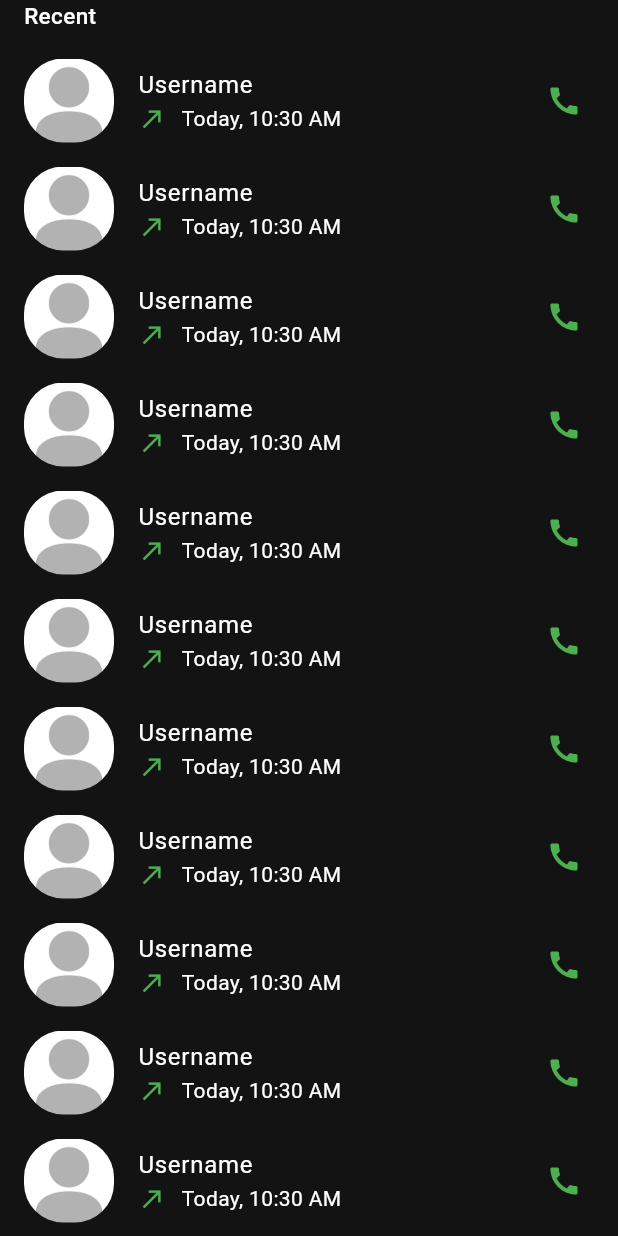
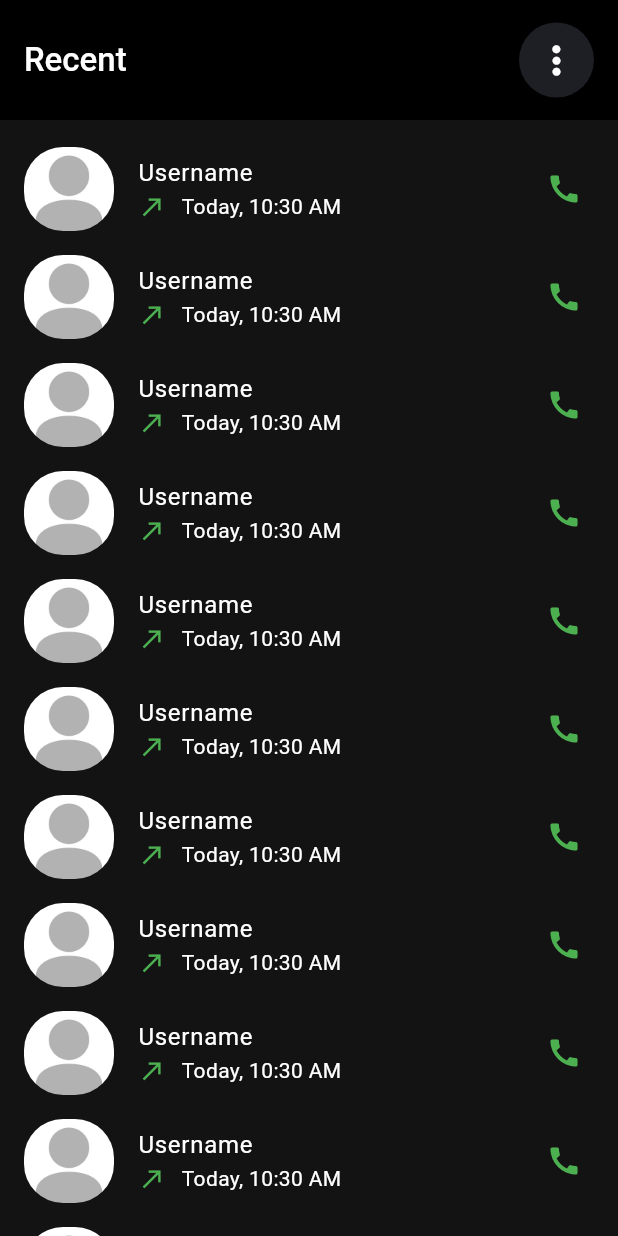
Before and after one commit to rim4j/whats_app_clone, a Flutter app: the CallsHistoryPage screen opened directly, on a phone screen of 412 x 824 dp. Run offline on Flutter 3.47's test engine with Material 3 defaults, Android fonts, the phone set to English and light mode, and no system bars; our stand-ins replace cached_network_image, flutter_bloc, flutter_spinkit, font_awesome_flutter, get_time_ago, google_fonts and 3 more; missing offline and left inert: country_pickers, flutter_pin_code_fields, scale_button.

```diff
--- a/lib/config/routes/route_names.dart
+++ b/lib/config/routes/route_names.dart
@@ -7,4 +7,6 @@ class RouteNames {
   static const initProfilePage = "initProfilePage";
   static const homePage = "homePage";
   static const settingsPage = "settingsPage";
+  static const myStatusPage = "myStatusPage";
+  static const callContactsPage = "callContactsPage";
 }
--- a/lib/features/call/presentation/pages/calls_history_page.dart
+++ b/lib/features/call/presentation/pages/calls_history_page.dart
@@ -1,8 +1,11 @@
 import 'package:flutter/material.dart';
+import 'package:font_awesome_flutter/font_awesome_flutter.dart';
 import 'package:whats_app_clone/common/constants/dimens.dart';
 import 'package:whats_app_clone/common/utils/format_date.dart';
 import 'package:whats_app_clone/common/widgets/profile_widget.dart';
+import 'package:whats_app_clone/config/routes/route_names.dart';
 import 'package:whats_app_clone/config/theme/app_styles.dart';
+import 'package:whats_app_clone/features/chats/presentation/widgets/icon_button_app.dart';
 
 class CallsHistoryPage extends StatelessWidget {
   const CallsHistoryPage({super.key});
@@ -13,21 +16,60 @@ class CallsHistoryPage extends StatelessWidget {
 
     return Scaffold(
       backgroundColor: colorScheme.background,
+      appBar: AppBar(
+        automaticallyImplyLeading: false,
+        backgroundColor: Colors.black,
+        elevation: 0,
+        toolbarHeight: 80,
+        title: Row(
+          mainAxisAlignment: MainAxisAlignment.spaceBetween,
+          children: [
+            Text("Recent", style: robotoMedium),
+            Container(
+              width: 50,
+              height: 50,
+              decoration: BoxDecoration(
+                borderRadius: BorderRadius.circular(50),
+                color: colorScheme.onPrimary.withAlpha(50),
+              ),
+              child: PopupMenuButton<String>(
+                splashRadius: 25,
+                icon: const Icon(FontAwesomeIcons.ellipsisVertical,
+                    color: Colors.white),
+                color: colorScheme.background,
+                onSelected: (value) {},
+                itemBuilder: (BuildContext context) => <PopupMenuEntry<String>>[
+                  PopupMenuItem<String>(
+                    onTap: () {
+                      Navigator.pushNamed(context, RouteNames.callContactsPage);
+                    },
+                    value: "Call Contacts",
+                    child: Text(
+                      'Call Contacts',
+                      style: robotoMedium,
+                    ),
+                  ),
+                ],
+              ),
+            ),
+          ],
+        ),
+      ),
       body: SafeArea(
         child: SingleChildScrollView(
           physics: const BouncingScrollPhysics(),
           child: Column(
             crossAxisAlignment: CrossAxisAlignment.start,
             children: [
-              Padding(
-                padding: const EdgeInsets.symmetric(horizontal: Dimens.medium),
-                child: Text(
-                  "Recent",
-                  style: robotoMedium.copyWith(
-                    fontSize: 15,
-                  ),
-                ),
-              ),
+              // Padding(
+              //   padding: const EdgeInsets.symmetric(horizontal: Dimens.medium),
+              //   child: Text(
+              //     "Recent",
+              //     style: robotoMedium.copyWith(
+              //       fontSize: 15,
+              //     ),
+              //   ),
+              // ),
               const SizedBox(height: 10),
               ListView.builder(
                 itemCount: 20,
--- a/lib/features/home/presentation/pages/contacts_page.dart
+++ b/lib/features/home/presentation/pages/contacts_page.dart
@@ -14,6 +14,7 @@ class ContactsPage extends StatelessWidget {
       appBar: AppBar(
         automaticallyImplyLeading: false,
         backgroundColor: Colors.black,
+        centerTitle: false,
         elevation: 0,
         title: Text(
           "Select Contact",
--- a/pubspec.yaml
+++ b/pubspec.yaml
@@ -47,6 +47,7 @@ dependencies:
   cached_network_image: ^3.3.1
   image_picker: ^1.0.7
   intl: ^0.19.0
+  get_time_ago: ^1.3.1
 
 dev_dependencies:
   flutter_test:
```
Also changed, not shown: lib/config/routes/on_generate_route.dart (+8 -0 lines), lib/features/call/presentation/pages/call_contacts_page.dart (added, +65 -0 lines), lib/features/chats/presentation/pages/chats_page.dart (+13 -2 lines), lib/features/status/presentation/pages/my_status_page.dart (added, +103 -0 lines), pubspec.lock.
